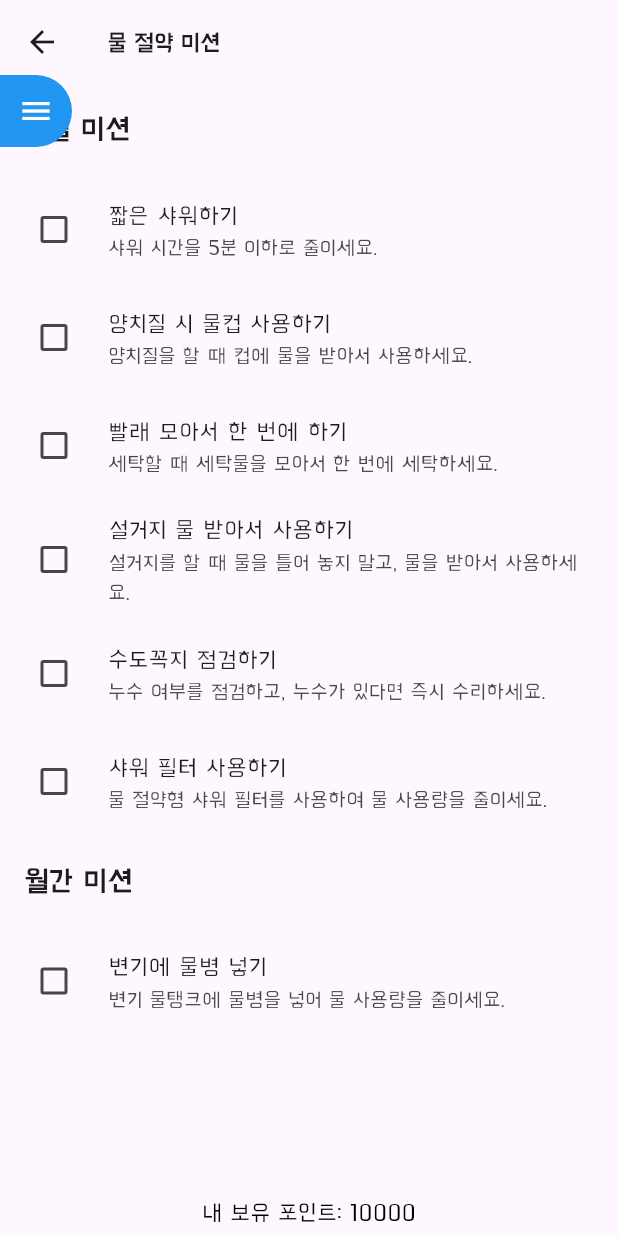
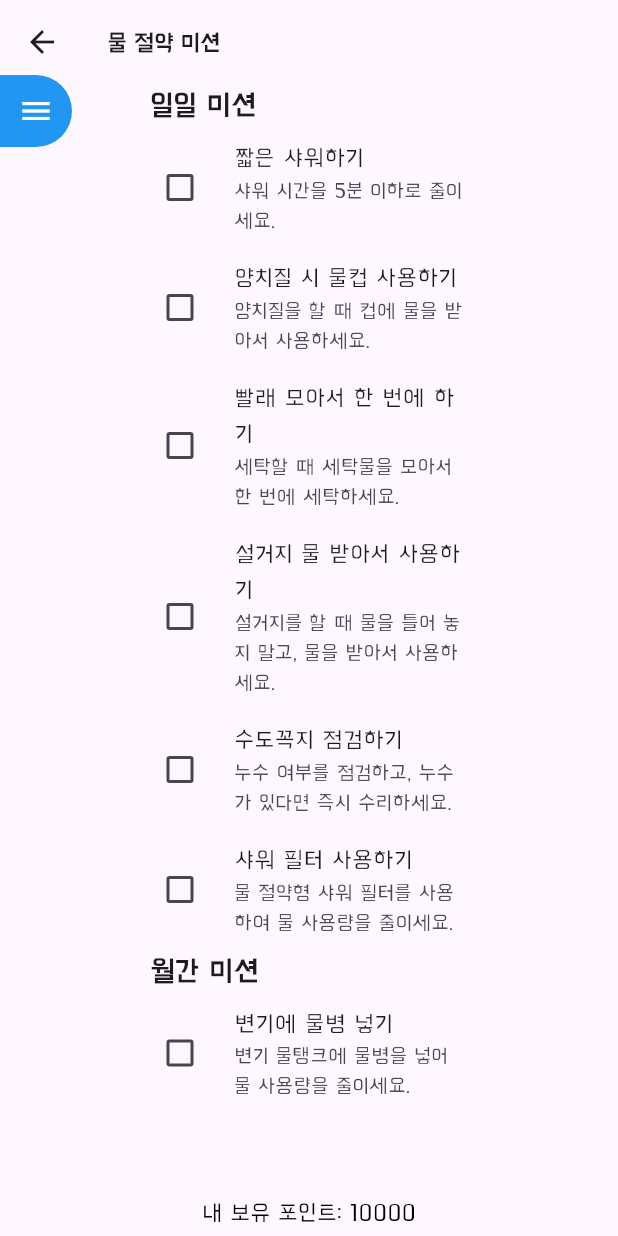
Before and after one commit to parkbjgit/Water, a Flutter app: the MissionPage screen opened by its route, on a phone screen of 412 x 824 dp. Run offline on Flutter 3.47's test engine with Material 3 defaults, Android fonts, the phone set to English and light mode, and no system bars; our stand-ins replace csv, flutter_map, geolocator, latlong2, lottie, permission_handler and 1 more; accounts and stored records are empty.

Commit message:
mission_page 위치 조정
나중에 다시 수정해야함

```diff
--- a/lib/pages/mission_page.dart
+++ b/lib/pages/mission_page.dart
@@ -102,8 +102,8 @@ class _MissionPageState extends State<MissionPage> {
           children: [
             ListView(
               children: [
-                Padding(
-                  padding: const EdgeInsets.all(16.0),
+                Padding(    // TODO 위치 수정
+                  padding: const EdgeInsets.symmetric(horizontal: 100.0),
                   child: Text('일일 미션',
                       style:
                           TextStyle(fontSize: 20, fontWeight: FontWeight.bold)),
@@ -111,6 +111,7 @@ class _MissionPageState extends State<MissionPage> {
                 ...dailyMissions.map((mission) {
                   String missionTitle = mission['title']!;
                   return CheckboxListTile(
+                    contentPadding: EdgeInsets.symmetric(horizontal: 100),
                     title: Text(missionTitle),
                     subtitle: Text(mission['description']!),
                     value: missionStatus[missionTitle],
@@ -126,7 +127,7 @@ class _MissionPageState extends State<MissionPage> {
                   );
                 }).toList(),
                 Padding(
-                  padding: const EdgeInsets.all(16.0),
+                  padding: const EdgeInsets.symmetric(horizontal: 100),
                   child: Text('월간 미션',
                       style:
                           TextStyle(fontSize: 20, fontWeight: FontWeight.bold)),
@@ -134,6 +135,7 @@ class _MissionPageState extends State<MissionPage> {
                 ...monthlyMissions.map((mission) {
                   String missionTitle = mission['title']!;
                   return CheckboxListTile(
+                    contentPadding: EdgeInsets.symmetric(horizontal: 100),
                     title: Text(missionTitle),
                     subtitle: Text(mission['description']!),
                     value: missionStatus[missionTitle],
```
